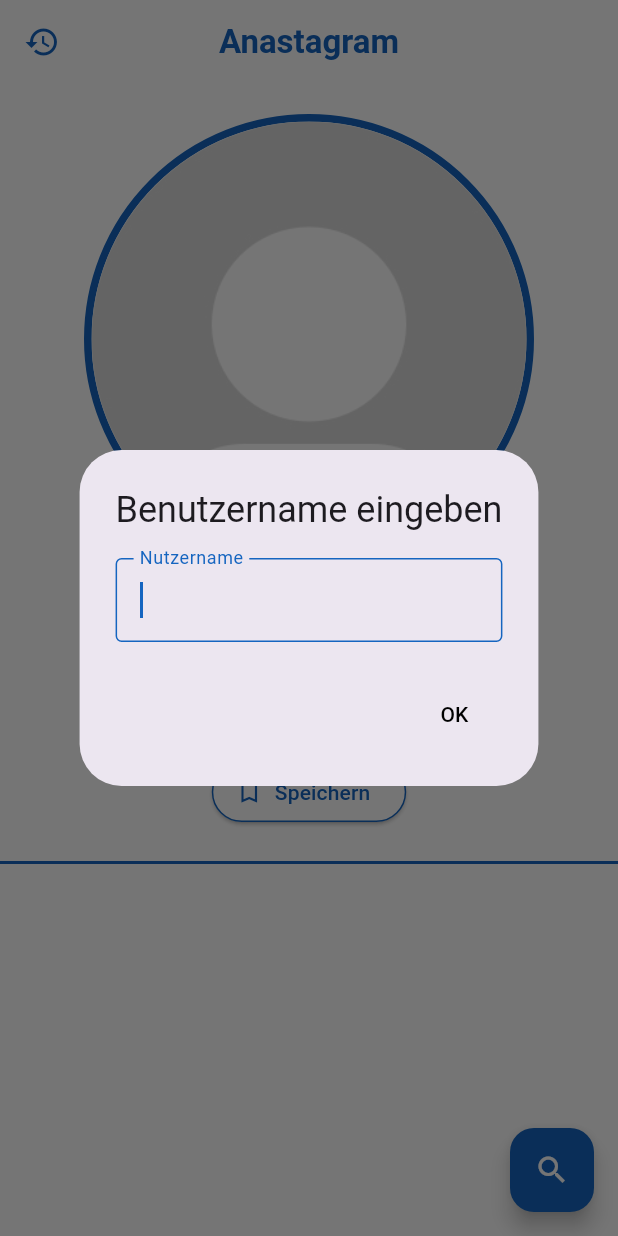
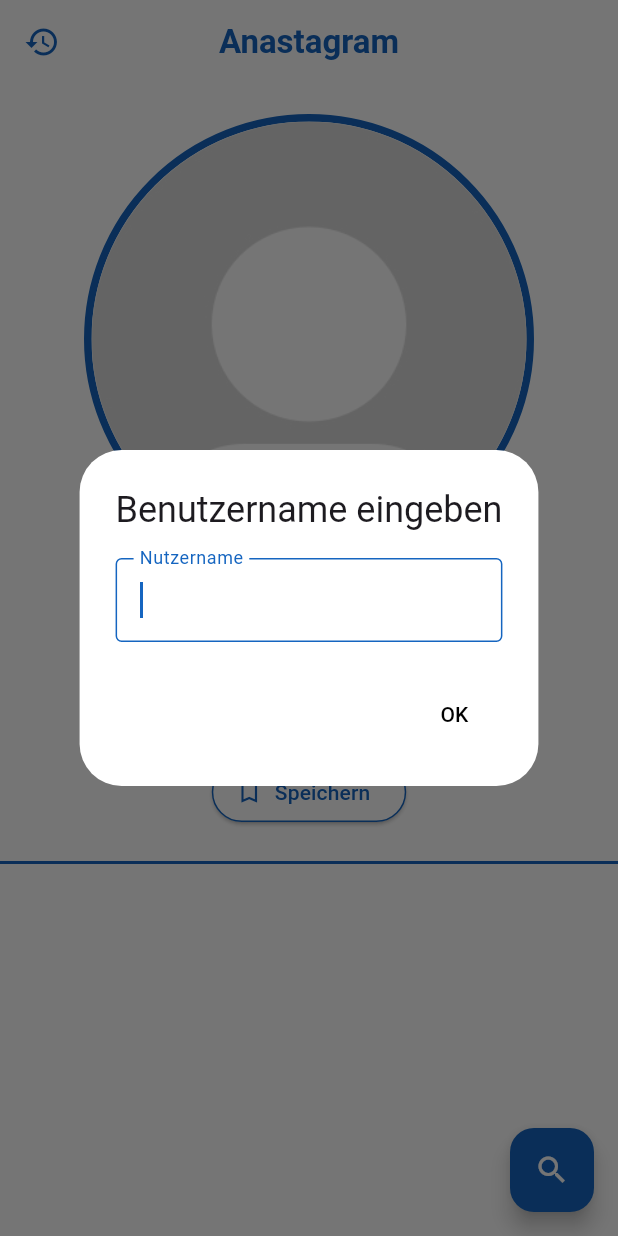
Before and after one commit to Anas-Dora/Anastagram, a Flutter app: the TestHomePage screen opened directly, after a tap on "Speichern", after a tap on the "search" icon, on a phone screen of 412 x 824 dp. Run offline on Flutter 3.47's test engine with Material 3 defaults, Android fonts, the phone set to English and light mode, and no system bars; our stand-ins replace dio, shared_preferences, timeago, video_player; accounts and stored records are empty.

Commit message:
Changing cursor color

```diff
--- a/lib/Widget/Dialog.dart
+++ b/lib/Widget/Dialog.dart
@@ -9,18 +9,20 @@ class DialogHelper {
   }) {
     return showDialog<String>(
       context: context,
-      builder: (context) => AlertDialog(
+      builder:
+          (context) => AlertDialog(
             title: const Text("Benutzername eingeben"),
+            backgroundColor: Colors.white,
             content: TextField(
               onChanged: onUsernameChanged,
               onSubmitted: (_) => submit(),
-          cursorColor: Colors.blue[800],
               controller: usernameController,
               autofocus: true,
               decoration: InputDecoration(
                 labelText: "Nutzername",
                 labelStyle: TextStyle(color: Colors.blue[800]),
-            suffixIcon: usernameController.text.trim().isEmpty
+                suffixIcon:
+                    usernameController.text.trim().isEmpty
                         ? const SizedBox(width: 0, height: 0)
                         : IconButton(
                           icon: const Icon(Icons.clear),
```
Also changed, not shown: lib/main.dart (+7 -0 lines). Lines whose indentation alone changed are shown as unchanged.
